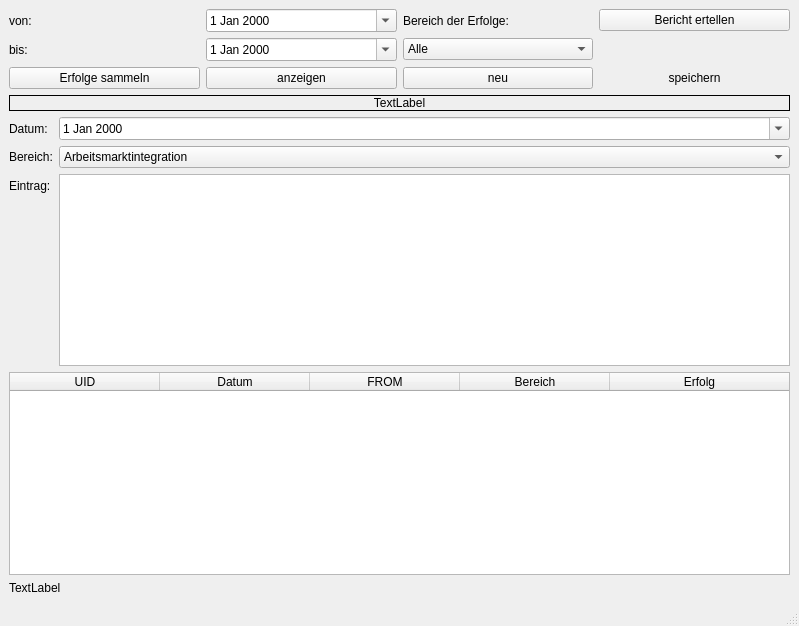
First picture: the form in ui/mainwindow.ui, repository jmk74871/Erfolgsberichte_QT, before the edit.
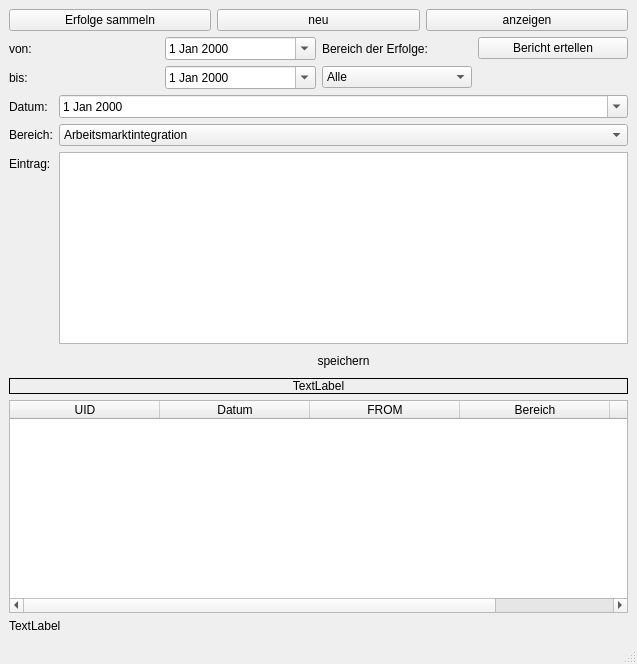
Second picture: the form after the edit.

Commit message: edited layout with qt-creator. Added code to hide report creation and new entry sction in the beginning. Added code to show input-widgets for new entry on click of button new.

The edit to the form file:
```diff
--- a/ui/mainwindow.ui
+++ b/ui/mainwindow.ui
@@ -6,8 +6,8 @@
    <rect>
     <x>0</x>
     <y>0</y>
-    <width>799</width>
-    <height>626</height>
+    <width>637</width>
+    <height>664</height>
    </rect>
   </property>
   <property name="windowTitle">
@@ -15,64 +15,6 @@
   </property>
   <widget class="QWidget" name="centralwidget">
    <layout class="QGridLayout" name="gridLayout_2">
-    <item row="0" column="0">
-     <layout class="QGridLayout" name="gridLayout">
-      <item row="0" column="2">
-       <widget class="QDateEdit" name="mw_date_von">
-        <property name="wrapping">
-         <bool>false</bool>
-        </property>
-        <property name="calendarPopup">
-         <bool>true</bool>
-        </property>
-       </widget>
-      </item>
-      <item row="0" column="1">
-       <widget class="QLabel" name="label">
-        <property name="text">
-         <string>von:</string>
-        </property>
-       </widget>
-      </item>
-      <item row="1" column="1">
-       <widget class="QLabel" name="label_2">
-        <property name="text">
-         <string>bis:</string>
-        </property>
-       </widget>
-      </item>
-      <item row="1" column="2">
-       <widget class="QDateEdit" name="mw_date_bis">
-        <property name="calendarPopup">
-         <bool>true</bool>
-        </property>
-       </widget>
-      </item>
-      <item row="0" column="4">
-       <widget class="QLabel" name="label_4">
-        <property name="text">
-         <string>Bereich der Erfolge:</string>
-        </property>
-       </widget>
-      </item>
-      <item row="1" column="4">
-       <widget class="QComboBox" name="mw_bereich_cbox">
-        <item>
-         <property name="text">
-          <string>Alle</string>
-         </property>
-        </item>
-       </widget>
-      </item>
-      <item row="0" column="5">
-       <widget class="QPushButton" name="mw_create_button">
-        <property name="text">
-         <string>Bericht ertellen</string>
-        </property>
-       </widget>
-      </item>
-     </layout>
-    </item>
     <item row="1" column="0">
      <layout class="QHBoxLayout" name="horizontalLayout">
       <item>
@@ -91,16 +33,6 @@
         </property>
        </widget>
       </item>
-      <item>
-       <widget class="QPushButton" name="mw_button_show">
-        <property name="text">
-         <string>anzeigen</string>
-        </property>
-        <property name="default">
-         <bool>false</bool>
-        </property>
-       </widget>
-      </item>
       <item>
        <widget class="QPushButton" name="mw_button_new">
         <property name="text">
@@ -112,6 +44,75 @@
        </widget>
       </item>
       <item>
+       <widget class="QPushButton" name="mw_button_show">
+        <property name="text">
+         <string>anzeigen</string>
+        </property>
+        <property name="default">
+         <bool>false</bool>
+        </property>
+       </widget>
+      </item>
+     </layout>
+    </item>
+    <item row="4" column="0">
+     <layout class="QFormLayout" name="formLayout">
+      <item row="0" column="0">
+       <widget class="QLabel" name="mw_ae_date_label">
+        <property name="text">
+         <string>Datum:</string>
+        </property>
+       </widget>
+      </item>
+      <item row="0" column="1">
+       <widget class="QDateEdit" name="mw_ae_date">
+        <property name="calendarPopup">
+         <bool>true</bool>
+        </property>
+       </widget>
+      </item>
+      <item row="1" column="0">
+       <widget class="QLabel" name="mw_ae_cat_label">
+        <property name="text">
+         <string>Bereich:</string>
+        </property>
+       </widget>
+      </item>
+      <item row="1" column="1">
+       <widget class="QComboBox" name="mw_ae_cat">
+        <item>
+         <property name="text">
+          <string>Arbeitsmarktintegration</string>
+         </property>
+        </item>
+        <item>
+         <property name="text">
+          <string>Ehrenamt</string>
+         </property>
+        </item>
+        <item>
+         <property name="text">
+          <string>Vernetzung</string>
+         </property>
+        </item>
+        <item>
+         <property name="text">
+          <string>Sonstige</string>
+         </property>
+        </item>
+       </widget>
+      </item>
+      <item row="2" column="0">
+       <widget class="QLabel" name="mw_ae_text_label">
+        <property name="text">
+         <string>Eintrag:</string>
+        </property>
+       </widget>
+      </item>
+      <item row="2" column="1">
+       <widget class="QTextEdit" name="mw_ae_text"/>
+      </item>
+      <item row="3" column="1">
        <widget class="QPushButton" name="mw_button_save">
         <property name="text">
          <string>speichern</string>
@@ -126,7 +127,65 @@
       </item>
      </layout>
     </item>
-    <item row="5" column="0">
+    <item row="2" column="0">
+     <layout class="QGridLayout" name="gridLayout">
+      <item row="0" column="3">
+       <widget class="QPushButton" name="mw_cr_button">
+        <property name="text">
+         <string>Bericht ertellen</string>
+        </property>
+       </widget>
+      </item>
+      <item row="0" column="2">
+       <widget class="QLabel" name="mw_cr_cat_label">
+        <property name="text">
+         <string>Bereich der Erfolge:</string>
+        </property>
+       </widget>
+      </item>
+      <item row="1" column="2">
+       <widget class="QComboBox" name="mw_cr_cat_box">
+        <item>
+         <property name="text">
+          <string>Alle</string>
+         </property>
+        </item>
+       </widget>
+      </item>
+      <item row="1" column="1">
+       <widget class="QDateEdit" name="mw_cr_to_date">
+        <property name="calendarPopup">
+         <bool>true</bool>
+        </property>
+       </widget>
+      </item>
+      <item row="0" column="1">
+       <widget class="QDateEdit" name="mw_cr_from_date">
+        <property name="wrapping">
+         <bool>false</bool>
+        </property>
+        <property name="calendarPopup">
+         <bool>true</bool>
+        </property>
+       </widget>
+      </item>
+      <item row="0" column="0">
+       <widget class="QLabel" name="mw_cr_from_label">
+        <property name="text">
+         <string>von:</string>
+        </property>
+       </widget>
+      </item>
+      <item row="1" column="0">
+       <widget class="QLabel" name="mw_cr_to_label">
+        <property name="text">
+         <string>bis:</string>
+        </property>
+       </widget>
+      </item>
+     </layout>
+    </item>
+    <item row="6" column="0">
      <widget class="QTableWidget" name="tabel_erfolge">
       <property name="autoFillBackground">
        <bool>false</bool>
@@ -150,6 +209,15 @@
        <bool>true</bool>
       </attribute>
       <attribute name="verticalHeaderVisible">
+       <bool>false</bool>
+      </attribute>
+      <attribute name="verticalHeaderMinimumSectionSize">
+       <number>18</number>
+      </attribute>
+      <attribute name="verticalHeaderDefaultSectionSize">
+       <number>25</number>
+      </attribute>
+      <attribute name="verticalHeaderShowSortIndicator" stdset="0">
        <bool>true</bool>
       </attribute>
       <attribute name="verticalHeaderStretchLastSection">
@@ -182,95 +250,36 @@
       </column>
      </widget>
     </item>
-    <item row="2" column="0">
-     <layout class="QVBoxLayout" name="verticalLayout">
-      <item>
-       <widget class="QLabel" name="mw_feedback_label">
-        <property name="layoutDirection">
-         <enum>Qt::LeftToRight</enum>
-        </property>
-        <property name="frameShape">
-         <enum>QFrame::Box</enum>
-        </property>
-        <property name="text">
-         <string>TextLabel</string>
-        </property>
-        <property name="alignment">
-         <set>Qt::AlignCenter</set>
-        </property>
-        <property name="textInteractionFlags">
-         <set>Qt::LinksAccessibleByMouse|Qt::TextSelectableByMouse</set>
-        </property>
-       </widget>
-      </item>
-     </layout>
-    </item>
-    <item row="3" column="0">
-     <layout class="QFormLayout" name="neuerEintrag_layout">
-      <item row="2" column="1">
-       <widget class="QTextEdit" name="textEdit"/>
-      </item>
-      <item row="0" column="1">
-       <widget class="QDateEdit" name="dateEdit">
-        <property name="calendarPopup">
-         <bool>true</bool>
-        </property>
-       </widget>
-      </item>
-      <item row="0" column="0">
-       <widget class="QLabel" name="label_3">
-        <property name="text">
-         <string>Datum:</string>
-        </property>
-       </widget>
-      </item>
-      <item row="1" column="0">
-       <widget class="QLabel" name="label_5">
-        <property name="text">
-         <string>Bereich:</string>
-        </property>
-       </widget>
-      </item>
-      <item row="2" column="0">
-       <widget class="QLabel" name="label_6">
-        <property name="text">
-         <string>Eintrag:</string>
-        </property>
-       </widget>
-      </item>
-      <item row="1" column="1">
-       <widget class="QComboBox" name="comboBox">
-        <item>
-         <property name="text">
-          <string>Arbeitsmarktintegration</string>
-         </property>
-        </item>
-        <item>
-         <property name="text">
-          <string>Ehrenamt</string>
-         </property>
-        </item>
-        <item>
-         <property name="text">
-          <string>Vernetzung</string>
-         </property>
-        </item>
-        <item>
-         <property name="text">
-          <string>Sonstige</string>
-         </property>
-        </item>
-       </widget>
-      </item>
-     </layout>
-    </item>
-    <item row="6" column="0">
-     <widget class="QLabel" name="label_user">
+    <item row="5" column="0">
+     <widget class="QLabel" name="mw_feedback_label">
+      <property name="layoutDirection">
+       <enum>Qt::LeftToRight</enum>
+      </property>
+      <property name="frameShape">
+       <enum>QFrame::Box</enum>
+      </property>
       <property name="text">
        <string>TextLabel</string>
       </property>
+      <property name="alignment">
+       <set>Qt::AlignCenter</set>
+      </property>
+      <property name="textInteractionFlags">
+       <set>Qt::LinksAccessibleByMouse|Qt::TextSelectableByMouse</set>
+      </property>
      </widget>
     </item>
+    <item row="7" column="0">
+     <layout class="QVBoxLayout" name="verticalLayout_2">
+      <item>
+       <widget class="QLabel" name="label_user">
+        <property name="text">
+         <string>TextLabel</string>
+        </property>
+       </widget>
+      </item>
+     </layout>
+    </item>
    </layout>
   </widget>
   <widget class="QMenuBar" name="menubar">
```
Left out of the diff: 2 changed lines with no effect on the pictures. The commit also changes 3 other files.
